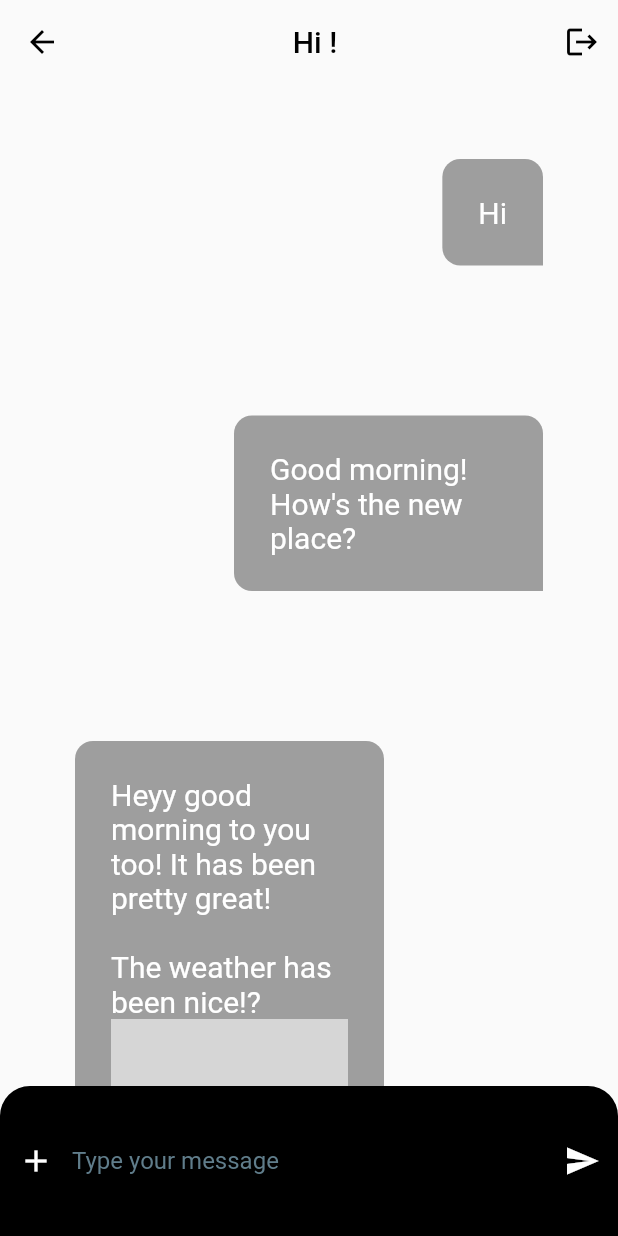
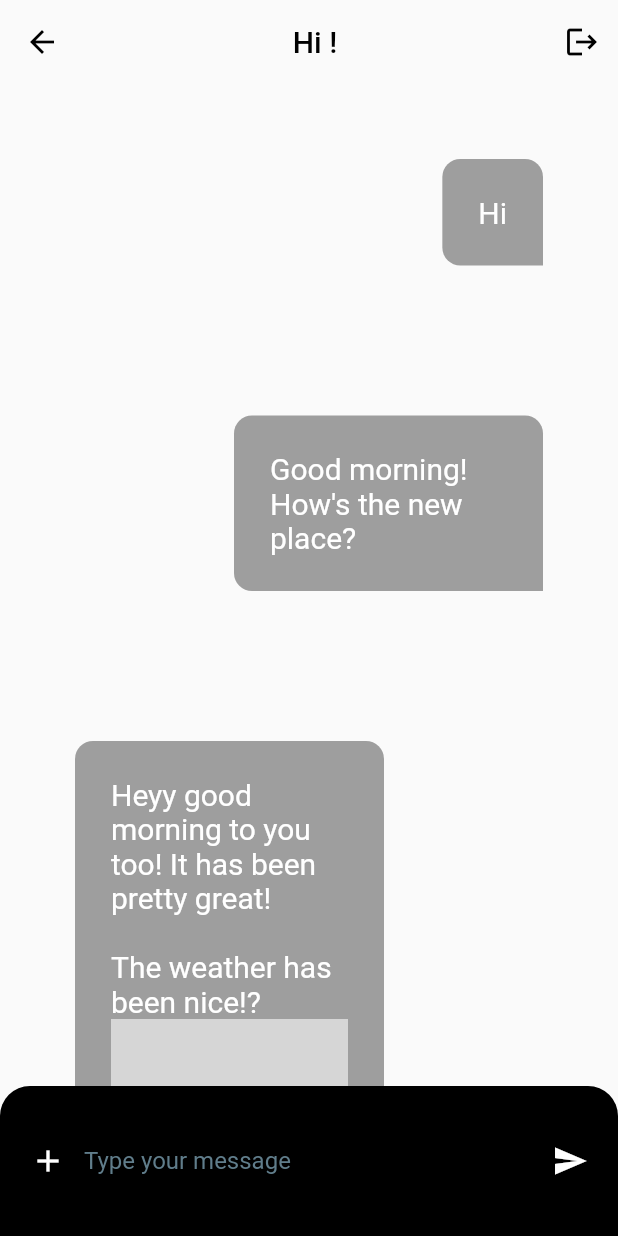
Before and after one commit to helensabay/chat_app, a Flutter app: the ChatPage screen opened directly with empty values, on a phone screen of 412 x 824 dp. Run offline on Flutter 3.47's test engine with Material 2 defaults, Android fonts, the phone set to English and light mode, and no system bars; our stand-ins replace google_fonts; missing offline and left inert: social_media_buttons; network calls fail; grey boxes are pictures that could not be loaded.

Commit message:
Calling a parent class method from child class

```diff
--- a/lib/chat_input.dart
+++ b/lib/chat_input.dart
@@ -1,27 +1,40 @@
 import 'package:flutter/material.dart';
+import 'package:chat_app/models/chat_message_entity.dart';
 
 class ChatInput extends StatelessWidget {
-  ChatInput({Key? key}) : super(key: key);
+  ChatInput({Key? key, required this.onSubmit}) : super(key: key);
+  final Function(ChatMessageEntity) onSubmit;
 
-  final chatMessageController = TextEditingController();
+  final TextEditingController chatMessageController = TextEditingController();
 
   void onSendButtonPressed() {
-    print('ChatMessage: ${chatMessageController.text}');
+    if (chatMessageController.text.trim().isEmpty) return;
+
+    final newChatMessage = ChatMessageEntity(
+      text: chatMessageController.text.trim(),
+      id: "244",
+      createdAt: DateTime.now().millisecondsSinceEpoch,
+      author: Author(userName: 'poojab26'),
+    );
+
+    onSubmit(newChatMessage);
+    chatMessageController.clear(); // Clear input after sending
   }
 
   @override
   Widget build(BuildContext context) {
     return Container(
       height: 100,
+      padding: EdgeInsets.symmetric(horizontal: 8),
+      decoration: BoxDecoration(
+        color: Colors.black,
+        borderRadius: BorderRadius.vertical(top: Radius.circular(20)),
+      ),
       child: Row(
-        mainAxisAlignment: MainAxisAlignment.spaceBetween,
         children: [
           IconButton(
             onPressed: () {},
-            icon: Icon(
-              Icons.add,
-              color: Colors.white,
-            ),
+            icon: Icon(Icons.add, color: Colors.white),
           ),
           Expanded(
             child: TextField(
@@ -34,20 +47,16 @@ class ChatInput extends StatelessWidget {
               decoration: InputDecoration(
                 hintText: "Type your message",
                 hintStyle: TextStyle(color: Colors.blueGrey),
-                border: InputBorder.none),
-          )),
+                border: InputBorder.none,
+              ),
+            ),
+          ),
           IconButton(
             onPressed: onSendButtonPressed,
-            icon: Icon(
-              Icons.send,
-              color: Colors.white,
-            ),
+            icon: Icon(Icons.send, color: Colors.white),
           ),
         ],
       ),
-      decoration: BoxDecoration(
-          color: Colors.black,
-          borderRadius: BorderRadius.vertical(top: Radius.circular(20))),
     );
   }
 }
--- a/lib/chat_page.dart
+++ b/lib/chat_page.dart
@@ -1,9 +1,10 @@
+import 'package:flutter/material.dart';
+import 'package:flutter/services.dart';
+import 'dart:convert';
+
 import 'package:chat_app/models/chat_message_entity.dart';
 import 'package:chat_app/chat_bubble.dart';
 import 'package:chat_app/chat_input.dart';
-import 'package:flutter/material.dart';
-import 'package:flutter/services.dart';
-import 'dart:convert';
 
 class ChatPage extends StatefulWidget {
   ChatPage({Key? key}) : super(key: key);
@@ -14,63 +15,84 @@ class ChatPage extends StatefulWidget {
 
 class _ChatPageState extends State<ChatPage> {
   List<ChatMessageEntity> _messages = [];
+  final ScrollController _scrollController = ScrollController();
 
-  _loadInitialMessages() async {
+  @override
+  void initState() {
+    super.initState();
+    _loadInitialMessages();
+  }
+
+  Future<void> _loadInitialMessages() async {
     final response = await rootBundle.loadString('assets/mock_messages.json');
+    final List<dynamic> decodeList = jsonDecode(response);
 
-    final List<dynamic> decodeList = jsonDecode(response) as List;
-
-    final List<ChatMessageEntity> _chatMessages = decodeList.map((listItem) {
-      return ChatMessageEntity.fromJson(listItem);
-    }).toList();
-
-    print(_chatMessages.length);
+    final List<ChatMessageEntity> _chatMessages = decodeList
+        .map((listItem) => ChatMessageEntity.fromJson(listItem))
+        .toList();
 
     setState(() {
       _messages = _chatMessages;
     });
   }
 
-  @override
-  void initState() {
-    _loadInitialMessages();
+  void onMessageSent(ChatMessageEntity entity) {
+    setState(() {
+      _messages = [..._messages, entity]; // Create new list to trigger rebuild
+    });
 
-    super.initState();
+    // Scroll to bottom after new message
+    Future.delayed(Duration(milliseconds: 100), () {
+      if (_scrollController.hasClients) {
+        _scrollController.animateTo(
+          _scrollController.position.maxScrollExtent,
+          duration: Duration(milliseconds: 300),
+          curve: Curves.easeOut,
+        );
+      }
+    });
   }
 
   @override
   Widget build(BuildContext context) {
     final username = ModalRoute.of(context)!.settings.arguments as String;
+
     return Scaffold(
       appBar: AppBar(
         backgroundColor: Colors.transparent,
         elevation: 0,
-        title: Center(
-          child: Text('Hi $username!'),
-        ),
+        title: Center(child: Text('Hi $username!')),
         actions: [
           IconButton(
             onPressed: () {
               Navigator.pushReplacementNamed(context, '/');
-                print('Icon pressed!');
+              print('Logout pressed!');
             },
-              icon: Icon(Icons.logout))
+            icon: Icon(Icons.logout),
+          ),
         ],
       ),
       body: Column(
         children: [
           Expanded(
             child: ListView.builder(
+              controller: _scrollController,
               itemCount: _messages.length,
               itemBuilder: (context, index) {
+                final message = _messages[index];
+                final isMyMessage = message.author.userName == 'poojab26';
                 return ChatBubble(
-                      alignment: _messages[index].author.userName == 'poojab26'
+                  alignment: isMyMessage
                       ? Alignment.centerRight
                       : Alignment.centerLeft,
-                      entity: _messages[index]);
-                }),
+                  entity: message,
+                );
+              },
             ),
-          ChatInput(),
+          ),
+          ChatInput(
+            onSubmit: onMessageSent,
+          ),
         ],
       ),
     );
```
Lines whose indentation alone changed are shown as unchanged.
